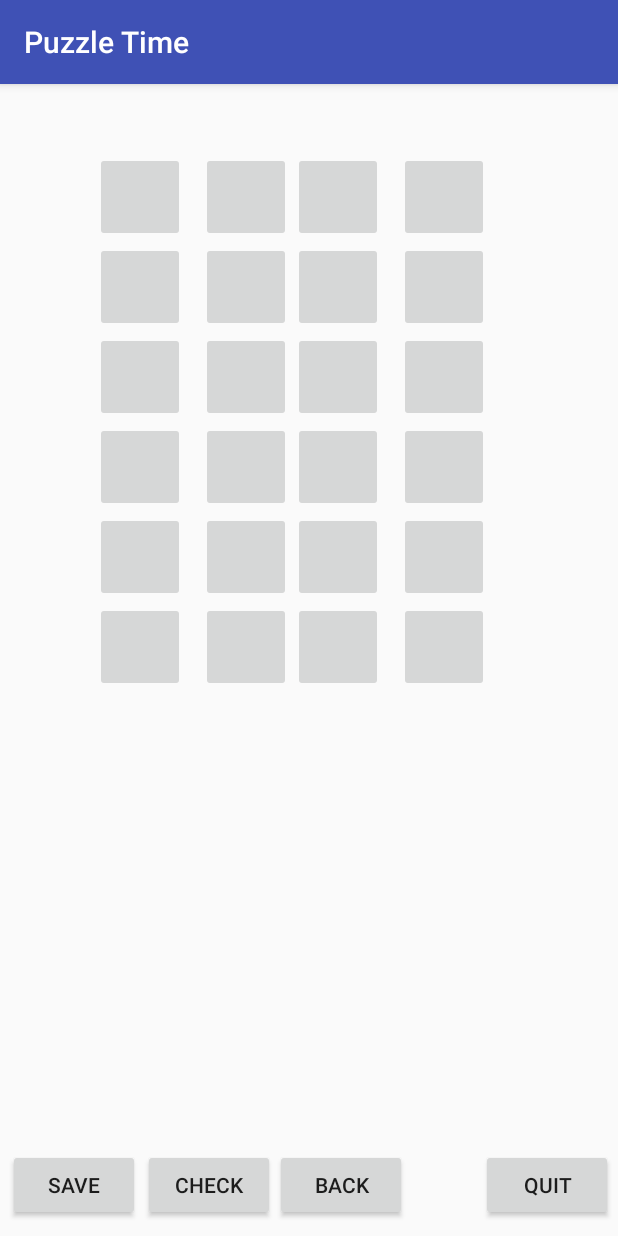
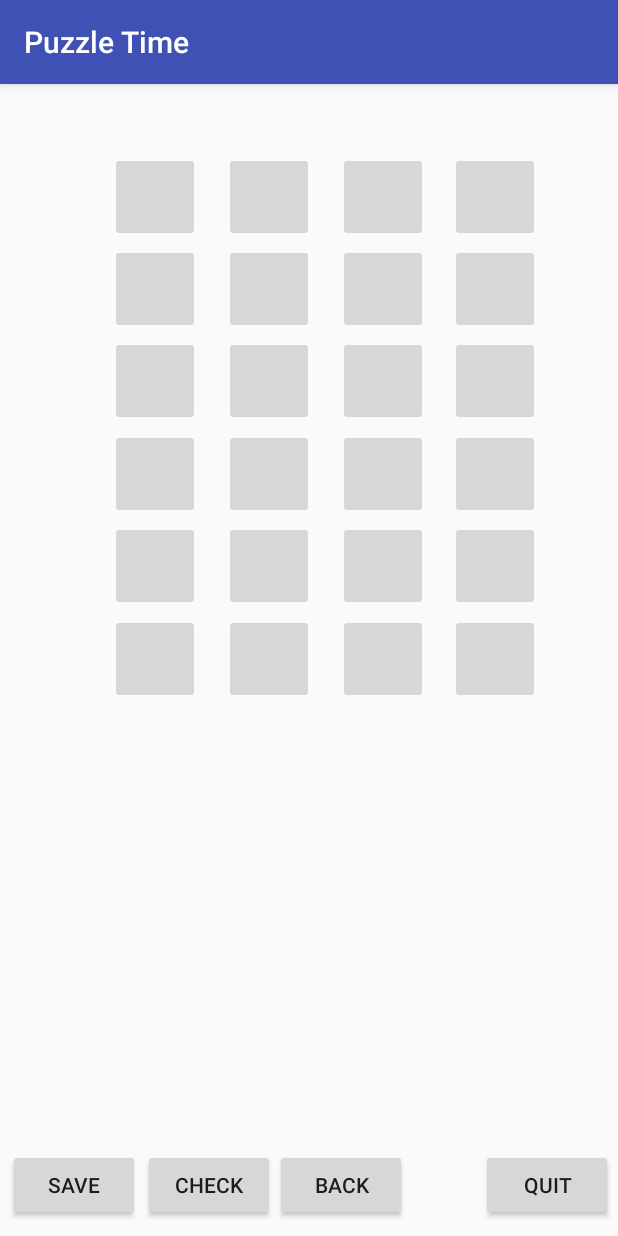
Before and after one commit to Bee-HN/Images_Puzzles_Game-, an Android app: the screen it shows after launch (playPuzzle), after a tap on an icon or button, on a phone screen of 412 x 824 dp. Run offline under Robolectric (Android 15) with nearby library versions, the phone set to English and light mode, and no system bars.

Commit message:
Updated XML

```diff
--- a/app/src/main/res/layout/activity_play_puzzle.xml
+++ b/app/src/main/res/layout/activity_play_puzzle.xml
@@ -61,157 +61,187 @@
         android:layout_marginRight="3dp" />
 
     <ImageButton
-        android:layout_width="0dp"
-        android:layout_height="0dp"
+        android:layout_width="60dp"
+        android:layout_height="60dp"
         android:id= "@+id/btn0"
         tools:layout_constraintTop_creator="1"
         tools:layout_constraintRight_creator="1"
         tools:layout_constraintBottom_creator="1"
+        android:layout_marginStart="60dp"
         app:layout_constraintBottom_toBottomOf="@+id/btn1"
-        app:layout_constraintRight_toRightOf="@+id/btn4"
+        android:layout_marginEnd="63dp"
+        app:layout_constraintRight_toRightOf="@+id/btn1"
         tools:layout_constraintLeft_creator="1"
-        app:layout_constraintLeft_toLeftOf="@+id/btn4"
-        app:layout_constraintTop_toTopOf="@+id/btn1" />
+        app:layout_constraintLeft_toLeftOf="parent"
+        app:layout_constraintTop_toTopOf="@+id/btn1"
+        android:layout_marginLeft="60dp"
+        android:layout_marginRight="63dp" />
+
     <ImageButton
         android:layout_width="60dp"
-        android:layout_height="0dp"
+        android:layout_height="60dp"
         android:id= "@+id/btn1"
-        app:layout_constraintRight_toLeftOf="@+id/btn3"
         tools:layout_constraintTop_creator="1"
         tools:layout_constraintRight_creator="1"
         tools:layout_constraintBottom_creator="1"
-        android:layout_marginStart="58dp"
+        android:layout_marginStart="123dp"
         app:layout_constraintBottom_toBottomOf="@+id/btn2"
-        android:layout_marginEnd="59dp"
+        android:layout_marginEnd="125dp"
+        app:layout_constraintRight_toRightOf="@+id/btn3"
         tools:layout_constraintLeft_creator="1"
-        app:layout_constraintLeft_toLeftOf="@+id/btn0"
+        app:layout_constraintLeft_toLeftOf="parent"
         app:layout_constraintTop_toTopOf="@+id/btn2"
-        android:layout_marginLeft="58dp"
-        android:layout_marginRight="59dp" />
+        android:layout_marginLeft="123dp"
+        android:layout_marginRight="125dp" />
     <ImageButton
         android:layout_width="60dp"
-        android:layout_height="0dp"
+        android:layout_height="60dp"
         android:id= "@+id/btn2"
+        android:layout_marginStart="63dp"
+        android:layout_marginEnd="62dp"
         tools:layout_constraintTop_creator="1"
         tools:layout_constraintRight_creator="1"
         tools:layout_constraintBottom_creator="1"
-        android:layout_marginStart="59dp"
         app:layout_constraintBottom_toBottomOf="@+id/btn3"
-        android:layout_marginEnd="58dp"
         app:layout_constraintRight_toRightOf="@+id/btn3"
         tools:layout_constraintLeft_creator="1"
+        app:layout_constraintLeft_toLeftOf="@+id/btn1"
         app:layout_constraintTop_toTopOf="@+id/btn3"
-        app:layout_constraintLeft_toRightOf="@+id/btn0"
-        android:layout_marginLeft="59dp"
-        android:layout_marginRight="58dp" />
+        android:layout_marginLeft="63dp"
+        android:layout_marginRight="62dp" />
     <ImageButton
-        android:layout_width="0dp"
+        android:layout_width="60dp"
         android:layout_height="60dp"
         android:id= "@+id/btn3"
+        android:layout_marginEnd="52dp"
         tools:layout_constraintTop_creator="1"
         tools:layout_constraintRight_creator="1"
-        app:layout_constraintRight_toRightOf="@+id/btn7"
+        app:layout_constraintRight_toRightOf="parent"
         android:layout_marginTop="45dp"
-        tools:layout_constraintLeft_creator="1"
-        app:layout_constraintLeft_toLeftOf="@+id/btn7"
-        app:layout_constraintTop_toTopOf="parent" />
+        app:layout_constraintTop_toTopOf="parent"
+        android:layout_marginRight="52dp" />
+
     <ImageButton
-        android:layout_width="0dp"
+        android:layout_width="60dp"
         android:layout_height="60dp"
         android:id= "@+id/btn4"
         tools:layout_constraintTop_creator="1"
         tools:layout_constraintRight_creator="1"
-        app:layout_constraintRight_toRightOf="@+id/btn8"
+        app:layout_constraintRight_toRightOf="@+id/btn0"
+        android:layout_marginTop="1dp"
         app:layout_constraintTop_toBottomOf="@+id/btn0"
         tools:layout_constraintLeft_creator="1"
-        app:layout_constraintLeft_toLeftOf="@+id/btn8" />
+        app:layout_constraintLeft_toLeftOf="@+id/btn0" />
+
     <ImageButton
-        android:layout_width="0dp"
+        android:layout_width="60dp"
         android:layout_height="60dp"
         android:id= "@+id/btn5"
         tools:layout_constraintTop_creator="1"
         tools:layout_constraintRight_creator="1"
         app:layout_constraintRight_toRightOf="@+id/btn1"
+        android:layout_marginTop="1dp"
         app:layout_constraintTop_toBottomOf="@+id/btn1"
         tools:layout_constraintLeft_creator="1"
         app:layout_constraintLeft_toLeftOf="@+id/btn1" />
+
+
     <ImageButton
-        android:layout_width="0dp"
+        android:layout_width="60dp"
         android:layout_height="60dp"
         android:id= "@+id/btn6"
+        tools:layout_editor_absoluteY="106dp"
+        tools:layout_editor_absoluteX="186dp"
         tools:layout_constraintTop_creator="1"
         tools:layout_constraintRight_creator="1"
         app:layout_constraintRight_toRightOf="@+id/btn2"
+        android:layout_marginTop="1dp"
         app:layout_constraintTop_toBottomOf="@+id/btn2"
         tools:layout_constraintLeft_creator="1"
         app:layout_constraintLeft_toLeftOf="@+id/btn2" />
+
     <ImageButton
-        android:layout_width="0dp"
+        android:layout_width="60dp"
         android:layout_height="60dp"
         android:id= "@+id/btn7"
+        tools:layout_editor_absoluteX="248dp"
         tools:layout_constraintTop_creator="1"
         tools:layout_constraintRight_creator="1"
-        app:layout_constraintRight_toRightOf="@+id/btn11"
+        app:layout_constraintRight_toRightOf="@+id/btn3"
+        android:layout_marginTop="1dp"
         app:layout_constraintTop_toBottomOf="@+id/btn3"
         tools:layout_constraintLeft_creator="1"
-        app:layout_constraintLeft_toLeftOf="@+id/btn11" />
+        app:layout_constraintLeft_toLeftOf="@+id/btn3" />
+
+
     <ImageButton
         android:layout_width="0dp"
         android:layout_height="60dp"
         android:id= "@+id/btn8"
         tools:layout_constraintTop_creator="1"
         tools:layout_constraintRight_creator="1"
-        app:layout_constraintRight_toRightOf="@+id/btn12"
+        app:layout_constraintRight_toRightOf="@+id/btn4"
+        android:layout_marginTop="1dp"
         app:layout_constraintTop_toBottomOf="@+id/btn4"
         tools:layout_constraintLeft_creator="1"
-        app:layout_constraintLeft_toLeftOf="@+id/btn12" />
+        app:layout_constraintLeft_toLeftOf="@+id/btn4" />
+
     <ImageButton
-        android:layout_width="0dp"
+        android:layout_width="60dp"
         android:layout_height="60dp"
         android:id= "@+id/btn9"
         tools:layout_constraintTop_creator="1"
         tools:layout_constraintRight_creator="1"
         app:layout_constraintRight_toRightOf="@+id/btn5"
+        android:layout_marginTop="1dp"
         app:layout_constraintTop_toBottomOf="@+id/btn5"
         tools:layout_constraintLeft_creator="1"
         app:layout_constraintLeft_toLeftOf="@+id/btn5" />
+
     <ImageButton
-        android:layout_width="0dp"
+        android:layout_width="60dp"
         android:layout_height="60dp"
         android:id= "@+id/btn10"
         tools:layout_constraintTop_creator="1"
         tools:layout_constraintRight_creator="1"
         app:layout_constraintRight_toRightOf="@+id/btn6"
+        android:layout_marginTop="1dp"
         app:layout_constraintTop_toBottomOf="@+id/btn6"
         tools:layout_constraintLeft_creator="1"
         app:layout_constraintLeft_toLeftOf="@+id/btn6" />
     <ImageButton
-        android:layout_width="0dp"
+        android:layout_width="60dp"
         android:layout_height="60dp"
         android:id= "@+id/btn11"
         tools:layout_constraintTop_creator="1"
         tools:layout_constraintRight_creator="1"
-        app:layout_constraintRight_toRightOf="@+id/btn15"
+        app:layout_constraintRight_toRightOf="@+id/btn7"
+        android:layout_marginTop="1dp"
         app:layout_constraintTop_toBottomOf="@+id/btn7"
         tools:layout_constraintLeft_creator="1"
-        app:layout_constraintLeft_toLeftOf="@+id/btn15" />
+        app:layout_constraintLeft_toLeftOf="@+id/btn7" />
+
+
     <ImageButton
-        android:layout_width="0dp"
+        android:layout_width="60dp"
         android:layout_height="60dp"
         android:id= "@+id/btn12"
         tools:layout_constraintTop_creator="1"
         tools:layout_constraintRight_creator="1"
-        app:layout_constraintRight_toRightOf="@+id/btn16"
+        app:layout_constraintRight_toRightOf="@+id/btn8"
+        android:layout_marginTop="2dp"
         app:layout_constraintTop_toBottomOf="@+id/btn8"
         tools:layout_constraintLeft_creator="1"
-        app:layout_constraintLeft_toLeftOf="@+id/btn16" />
+        app:layout_constraintLeft_toLeftOf="@+id/btn8" />
+
     <ImageButton
-        android:layout_width="0dp"
+        android:layout_width="60dp"
         android:layout_height="60dp"
         android:id= "@+id/btn13"
         tools:layout_constraintTop_creator="1"
         tools:layout_constraintRight_creator="1"
         app:layout_constraintRight_toRightOf="@+id/btn9"
+        android:layout_marginTop="2dp"
         app:layout_constraintTop_toBottomOf="@+id/btn9"
         tools:layout_constraintLeft_creator="1"
         app:layout_constraintLeft_toLeftOf="@+id/btn9" />
@@ -222,73 +252,82 @@
         tools:layout_constraintTop_creator="1"
         tools:layout_constraintRight_creator="1"
         app:layout_constraintRight_toRightOf="@+id/btn10"
+        android:layout_marginTop="2dp"
         app:layout_constraintTop_toBottomOf="@+id/btn10"
         tools:layout_constraintLeft_creator="1"
         app:layout_constraintLeft_toLeftOf="@+id/btn10" />
     <ImageButton
-        android:layout_width="0dp"
+        android:layout_width="60dp"
         android:layout_height="60dp"
         android:id= "@+id/btn15"
         tools:layout_constraintTop_creator="1"
         tools:layout_constraintRight_creator="1"
-        app:layout_constraintRight_toRightOf="@+id/btn19"
+        app:layout_constraintRight_toRightOf="@+id/btn11"
+        android:layout_marginTop="2dp"
         app:layout_constraintTop_toBottomOf="@+id/btn11"
         tools:layout_constraintLeft_creator="1"
-        app:layout_constraintLeft_toLeftOf="@+id/btn19" />
+        app:layout_constraintLeft_toLeftOf="@+id/btn11" />
+
     <ImageButton
-        android:layout_width="0dp"
+        android:layout_width="60dp"
         android:layout_height="60dp"
         android:id= "@+id/btn16"
         tools:layout_constraintTop_creator="1"
         tools:layout_constraintRight_creator="1"
-        app:layout_constraintRight_toRightOf="@+id/btn20"
+        app:layout_constraintRight_toRightOf="@+id/btn12"
+        android:layout_marginTop="1dp"
         app:layout_constraintTop_toBottomOf="@+id/btn12"
         tools:layout_constraintLeft_creator="1"
-        app:layout_constraintLeft_toLeftOf="@+id/btn20" />
+        app:layout_constraintLeft_toLeftOf="@+id/btn12" />
+
     <ImageButton
-        android:layout_width="0dp"
+        android:layout_width="60dp"
         android:layout_height="60dp"
         android:id= "@+id/btn17"
         tools:layout_constraintTop_creator="1"
         tools:layout_constraintRight_creator="1"
         app:layout_constraintRight_toRightOf="@+id/btn13"
+        android:layout_marginTop="1dp"
         app:layout_constraintTop_toBottomOf="@+id/btn13"
         tools:layout_constraintLeft_creator="1"
         app:layout_constraintLeft_toLeftOf="@+id/btn13" />
+
+
     <ImageButton
-        android:layout_width="0dp"
+        android:layout_width="60dp"
         android:layout_height="60dp"
         android:id= "@+id/btn18"
         tools:layout_constraintTop_creator="1"
         tools:layout_constraintRight_creator="1"
         app:layout_constraintRight_toRightOf="@+id/btn14"
+        android:layout_marginTop="1dp"
         app:layout_constraintTop_toBottomOf="@+id/btn14"
         tools:layout_constraintLeft_creator="1"
         app:layout_constraintLeft_toLeftOf="@+id/btn14" />
     <ImageButton
-        android:layout_width="0dp"
+        android:layout_width="60dp"
         android:layout_height="60dp"
         android:id= "@+id/btn19"
         tools:layout_constraintTop_creator="1"
         tools:layout_constraintRight_creator="1"
-        app:layout_constraintRight_toRightOf="@+id/btn23"
+        app:layout_constraintRight_toRightOf="@+id/btn15"
+        android:layout_marginTop="1dp"
         app:layout_constraintTop_toBottomOf="@+id/btn15"
         tools:layout_constraintLeft_creator="1"
-        app:layout_constraintLeft_toLeftOf="@+id/btn23" />
+        app:layout_constraintLeft_toLeftOf="@+id/btn15" />
+
     <ImageButton
         android:layout_width="60dp"
         android:layout_height="60dp"
         android:id= "@+id/btn20"
         tools:layout_constraintTop_creator="1"
         tools:layout_constraintRight_creator="1"
-        android:layout_marginStart="58dp"
-        android:layout_marginEnd="60dp"
-        app:layout_constraintRight_toRightOf="@+id/CheckBtn"
+        app:layout_constraintRight_toRightOf="@+id/btn16"
+        android:layout_marginTop="2dp"
         app:layout_constraintTop_toBottomOf="@+id/btn16"
         tools:layout_constraintLeft_creator="1"
-        app:layout_constraintLeft_toLeftOf="@+id/SaveBtn"
-        android:layout_marginLeft="58dp"
-        android:layout_marginRight="60dp" />
+        app:layout_constraintLeft_toLeftOf="@+id/btn16" />
+
     <ImageButton
         android:layout_width="0dp"
         android:layout_height="60dp"
@@ -296,9 +335,11 @@
         tools:layout_constraintTop_creator="1"
         tools:layout_constraintRight_creator="1"
         app:layout_constraintRight_toRightOf="@+id/btn17"
+        android:layout_marginTop="2dp"
         app:layout_constraintTop_toBottomOf="@+id/btn17"
         tools:layout_constraintLeft_creator="1"
         app:layout_constraintLeft_toLeftOf="@+id/btn17" />
+
     <ImageButton
         android:layout_width="0dp"
         android:layout_height="60dp"
@@ -306,6 +347,7 @@
         tools:layout_constraintTop_creator="1"
         tools:layout_constraintRight_creator="1"
         app:layout_constraintRight_toRightOf="@+id/btn18"
+        android:layout_marginTop="2dp"
         app:layout_constraintTop_toBottomOf="@+id/btn18"
         tools:layout_constraintLeft_creator="1"
         app:layout_constraintLeft_toLeftOf="@+id/btn18" />
@@ -315,14 +357,11 @@
         android:id= "@+id/btn23"
         tools:layout_constraintTop_creator="1"
         tools:layout_constraintRight_creator="1"
-        android:layout_marginStart="57dp"
-        android:layout_marginEnd="57dp"
-        app:layout_constraintRight_toRightOf="@+id/QuitBtn"
+        app:layout_constraintRight_toRightOf="@+id/btn19"
+        android:layout_marginTop="2dp"
         app:layout_constraintTop_toBottomOf="@+id/btn19"
         tools:layout_constraintLeft_creator="1"
-        app:layout_constraintLeft_toLeftOf="@+id/BackBtn"
-        android:layout_marginLeft="57dp"
-        android:layout_marginRight="57dp" />
+        app:layout_constraintLeft_toLeftOf="@+id/btn19" />
 
 
 </android.support.constraint.ConstraintLayout>
```
